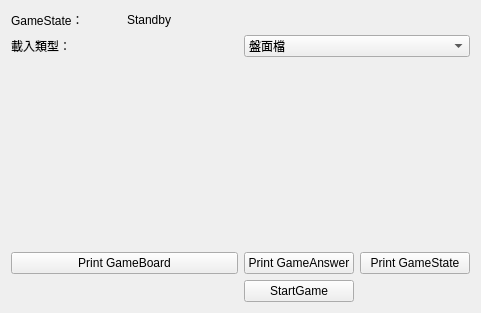
Before: the Qt Designer form startui.ui in OOPISOP/minesweeper, drawn with Qt 5.
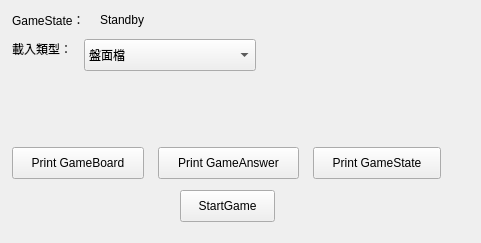
After: the same form once the commit is applied.

```diff
--- a/startui.ui
+++ b/startui.ui
@@ -7,36 +7,60 @@
     <x>0</x>
     <y>0</y>
     <width>481</width>
-    <height>313</height>
+    <height>243</height>
    </rect>
   </property>
   <property name="windowTitle">
    <string>Form</string>
   </property>
-  <layout class="QGridLayout" name="gridLayout">
-   <item row="0" column="0">
     <widget class="QLabel" name="label_2">
+   <property name="geometry">
+    <rect>
+     <x>12</x>
+     <y>12</y>
+     <width>80</width>
+     <height>16</height>
+    </rect>
+   </property>
      <property name="text">
       <string>GameState：</string>
      </property>
     </widget>
-   </item>
-   <item row="0" column="1">
     <widget class="QLabel" name="gameState">
+   <property name="geometry">
+    <rect>
+     <x>100</x>
+     <y>12</y>
+     <width>50</width>
+     <height>16</height>
+    </rect>
+   </property>
      <property name="text">
       <string>Standby</string>
      </property>
     </widget>
-   </item>
-   <item row="1" column="0">
     <widget class="QLabel" name="label">
+   <property name="geometry">
+    <rect>
+     <x>12</x>
+     <y>41</y>
+     <width>67</width>
+     <height>16</height>
+    </rect>
+   </property>
      <property name="text">
       <string>載入類型：</string>
      </property>
     </widget>
-   </item>
-   <item row="1" column="2" colspan="2">
     <widget class="QComboBox" name="comboBox">
+   <property name="geometry">
+    <rect>
+     <x>84</x>
+     <y>39</y>
+     <width>172</width>
+     <height>32</height>
+    </rect>
+   </property>
      <item>
       <property name="text">
        <string>盤面檔</string>
@@ -53,45 +77,73 @@
       </property>
      </item>
     </widget>
-   </item>
-   <item row="2" column="0" colspan="4">
     <widget class="QStackedWidget" name="stackedWidget">
+   <property name="geometry">
+    <rect>
+     <x>11</x>
+     <y>81</y>
+     <width>459</width>
+     <height>56</height>
+    </rect>
+   </property>
      <property name="currentIndex">
       <number>1</number>
      </property>
      <widget class="QWidget" name="page"/>
      <widget class="QWidget" name="page_2"/>
     </widget>
-   </item>
-   <item row="3" column="0" colspan="2">
     <widget class="QPushButton" name="gameBoardButon">
+   <property name="geometry">
+    <rect>
+     <x>12</x>
+     <y>147</y>
+     <width>132</width>
+     <height>32</height>
+    </rect>
+   </property>
      <property name="text">
       <string>Print GameBoard</string>
      </property>
     </widget>
-   </item>
-   <item row="3" column="2">
     <widget class="QPushButton" name="gameAnswerButton">
+   <property name="geometry">
+    <rect>
+     <x>158</x>
+     <y>147</y>
+     <width>141</width>
+     <height>32</height>
+    </rect>
+   </property>
      <property name="text">
       <string>Print GameAnswer</string>
      </property>
     </widget>
-   </item>
-   <item row="3" column="3">
     <widget class="QPushButton" name="gameStateButton">
+   <property name="geometry">
+    <rect>
+     <x>313</x>
+     <y>147</y>
+     <width>128</width>
+     <height>32</height>
+    </rect>
+   </property>
      <property name="text">
       <string>Print GameState</string>
      </property>
     </widget>
-   </item>
-   <item row="4" column="2">
     <widget class="QPushButton" name="startGameButton">
+   <property name="geometry">
+    <rect>
+     <x>180</x>
+     <y>190</y>
+     <width>95</width>
+     <height>32</height>
+    </rect>
+   </property>
      <property name="text">
       <string>StartGame</string>
      </property>
     </widget>
-   </item>
-  </layout>
  </widget>
  <resources/>
  <connections/>
```
Lines whose indentation alone changed are shown as unchanged.
